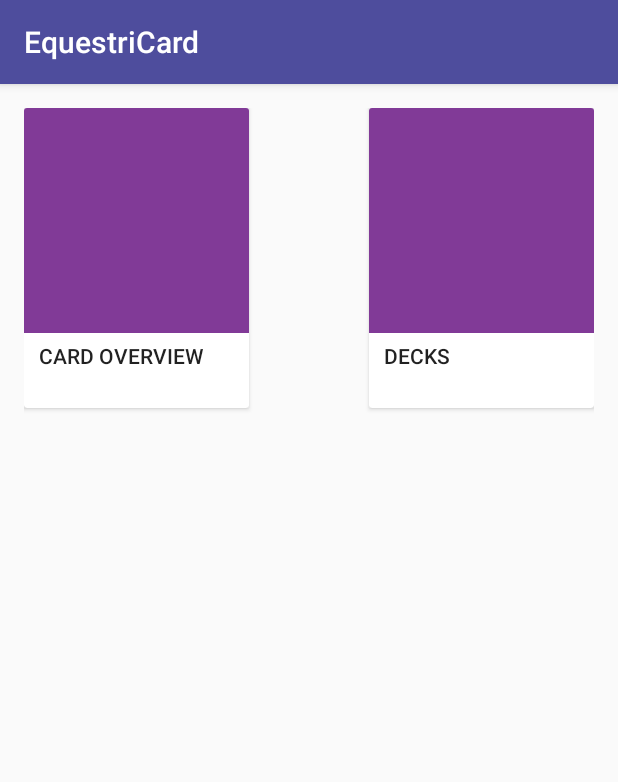
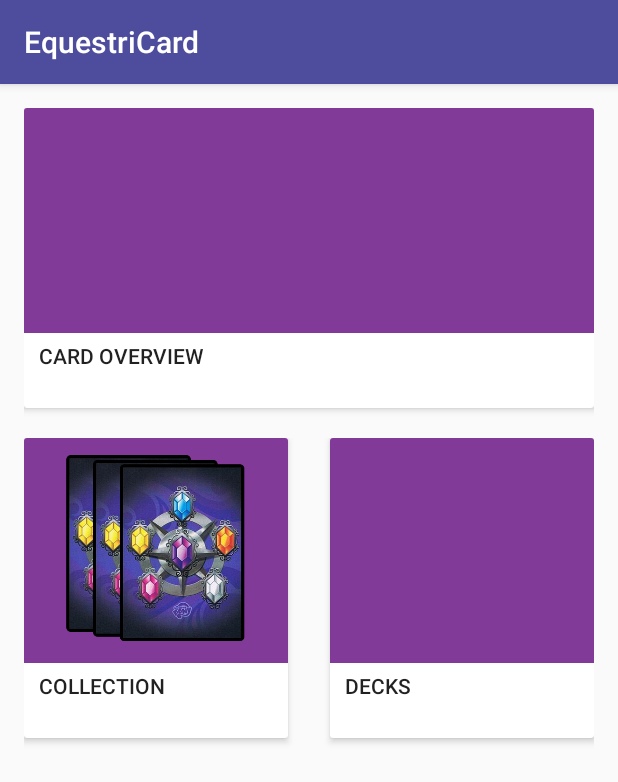
Before and after one commit to ChrisFhey/EquestriCard, an Android app: the screen it shows after launch (HomeActivity), on a phone screen of 412 x 824 dp. Shown: the top 782 px of the screen. Run offline under Robolectric (Android 15) with nearby library versions, the light colour scheme and no system bars.

Commit message:
Changed home screen layout

```diff
--- a/app/src/main/res/layout/activity_home.xml
+++ b/app/src/main/res/layout/activity_home.xml
@@ -11,24 +11,24 @@
     android:paddingTop="@dimen/activity_vertical_margin"
     tools:context="com.fhey.equestricard.HomeActivity">
 
-    <GridLayout
-        android:columnCount="3"
+    <LinearLayout
         android:layout_width="match_parent"
-        android:layout_height="match_parent">
-
+        android:layout_height="220dp"
+        >
         <android.support.v7.widget.CardView
-            android:layout_width="150dp"
+            xmlns:android="http://schemas.android.com/apk/res/android"
+            xmlns:card_view="http://schemas.android.com/apk/res-auto"
+            android:layout_width="0dp"
             android:layout_height="200dp"
-            android:layout_column="0"
             android:layout_weight="1"
-            android:onClick="openSeriesSelect">
+            android:onClick="openSeriesSelect"
+            card_view:cardElevation="3dp">
 
             <ImageView
-                android:layout_width="150dp"
+                android:layout_width="match_parent"
                 android:layout_height="150dp"
                 app:srcCompat="@color/colorAccent"
                 android:id="@+id/img_cardOverview" />
-
             <RelativeLayout
                 android:layout_width="match_parent"
                 android:layout_height="match_parent"
@@ -45,17 +45,64 @@
             </RelativeLayout>
 
         </android.support.v7.widget.CardView>
+    </LinearLayout>
+
+    <LinearLayout
+        android:layout_width="match_parent"
+        android:layout_height="220dp"
+        android:layout_marginTop="220dp">
 
         <android.support.v7.widget.CardView
-            android:layout_width="150dp"
+            xmlns:android="http://schemas.android.com/apk/res/android"
+            xmlns:card_view="http://schemas.android.com/apk/res-auto"
+            android:id="@+id/card_view"
+            android:layout_width="120dp"
             android:layout_height="200dp"
-            android:layout_column="2"
             android:layout_weight="1"
             android:onClick="openDeckList"
-            >
+            card_view:cardElevation="3dp">
 
             <ImageView
-                android:layout_width="150dp"
+                android:layout_width="match_parent"
+                android:layout_height="150dp"
+                android:id="@+id/img_Collection"
+                android:src="@drawable/cards"
+                android:background="@color/colorAccent" />
+
+            <RelativeLayout
+                android:layout_width="match_parent"
+                android:layout_height="match_parent"
+                >
+                <TextView
+                    android:text="Collection"
+                    android:layout_width="wrap_content"
+                    android:layout_height="wrap_content"
+                    android:id="@+id/txt_Collection"
+                    android:layout_alignParentBottom="true"
+                    android:layout_marginBottom="25dp"
+                    android:layout_marginLeft="10dp"
+                    android:textAppearance="@android:style/TextAppearance.Material.Button" />
+
+            </RelativeLayout>
+
+        </android.support.v7.widget.CardView>
+
+        <Space
+            android:layout_width="wrap_content"
+            android:layout_height="wrap_content"
+            android:layout_weight="0.5" />
+
+        <android.support.v7.widget.CardView
+            xmlns:android="http://schemas.android.com/apk/res/android"
+            xmlns:card_view="http://schemas.android.com/apk/res-auto"
+            android:layout_width="120dp"
+            android:layout_height="200dp"
+            android:layout_weight="1"
+            android:onClick="openDeckList"
+            card_view:cardElevation="3dp">
+
+            <ImageView
+                android:layout_width="match_parent"
                 android:layout_height="150dp"
                 app:srcCompat="@color/colorAccent"
                 android:id="@+id/img_DeckBuilder" />
@@ -75,5 +122,6 @@
             </RelativeLayout>
 
         </android.support.v7.widget.CardView>
-    </GridLayout>
+    </LinearLayout>
+
 </RelativeLayout>
```
